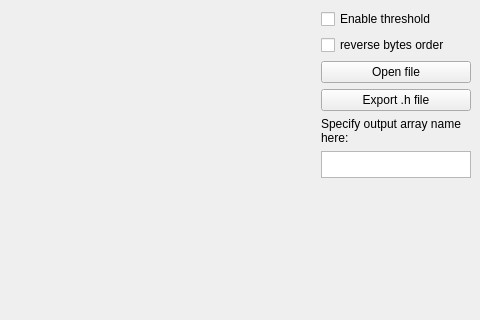
First picture: the form in ImageConverter_QtCreator_project/mainwindow.ui, repository wjklimek1/Image-to-bitmap-converter, before the edit; both pictures show x 294 to 774 and y 0 to 320 of the 774 by 484 pixel window.
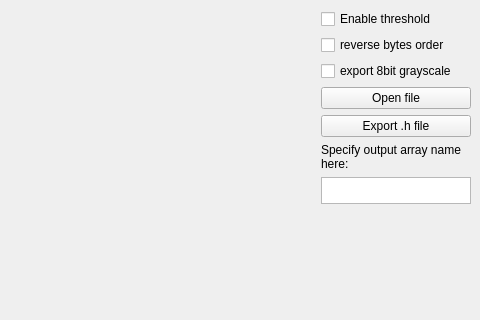
Second picture: the form after the edit.

Commit message: Converting to 8-bit grayscale

```diff
--- a/ImageConverter_QtCreator_project/mainwindow.ui
+++ b/ImageConverter_QtCreator_project/mainwindow.ui
@@ -44,6 +44,13 @@
         </property>
        </widget>
       </item>
+      <item>
+       <widget class="QCheckBox" name="checkBox8bitGrayscale">
+        <property name="text">
+         <string>export 8bit grayscale</string>
+        </property>
+       </widget>
+      </item>
       <item>
        <widget class="QPushButton" name="pushButtonOpenFile">
         <property name="text">
```
The commit also changes 4 other files.
